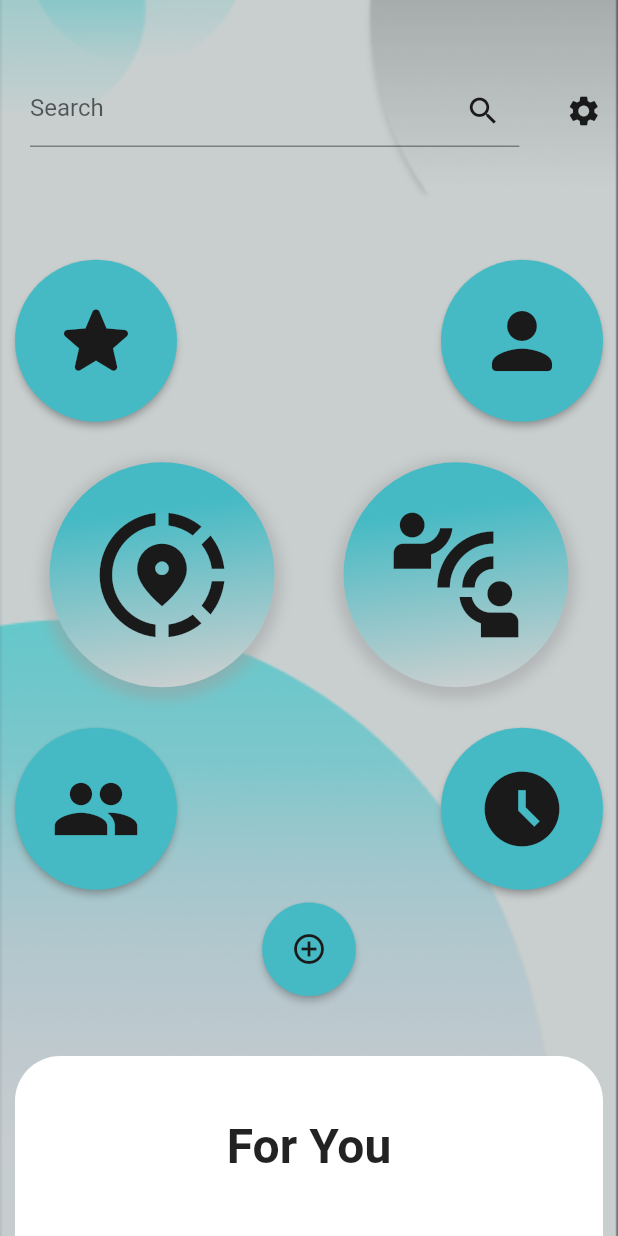
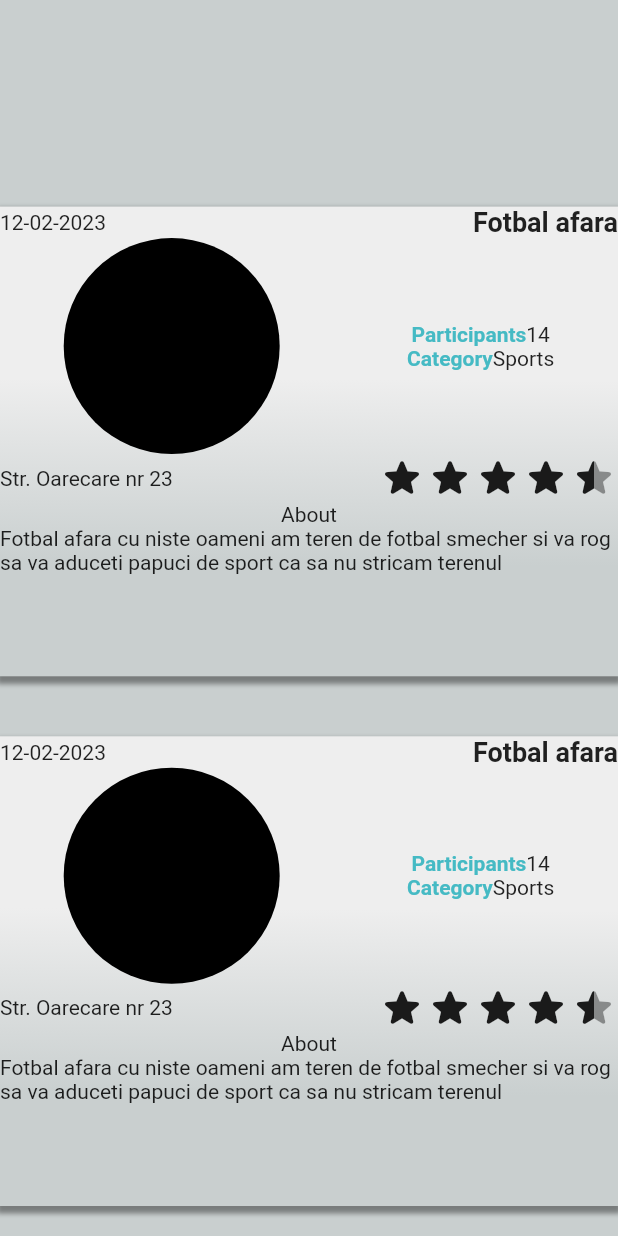
Before and after one commit to DPITmsg/ConnectWave-FE, a Flutter app: the screen it shows after launch, on a phone screen of 412 x 824 dp. Run offline on Flutter 3.47's test engine with Material 2 defaults, Android fonts, the phone set to English and light mode, and no system bars; drawn by our look-alikes of flutter_rating_bar.

Commit message:
Created First Instance of Activity History Page
Created First Instance of Activity History Page. Many adjustments left.
Have to see about that Google Maps.

```diff
--- /dev/null
+++ b/lib/Classes/activitydetails.dart
@@ -0,0 +1,69 @@
+class ActivityDetails{
+  String _date = '';
+  String _title = '';
+  List<String> _tags = [];
+  int _nrParticipants = 0;
+  String _category = '';
+  double _avgUserRating = 0;
+  String _address = '';
+  String _description = '';
+
+  ActivityDetails({
+    required date,
+    required title,
+    required tags,
+    required nrParticipants,
+    required category,
+    required avgUserRating,
+    required address,
+    required description
+}):_date = date, _title = title, _tags = tags, _nrParticipants = nrParticipants, _category = category, _avgUserRating = avgUserRating, _address = address, _description = description;
+
+  String get description => _description;
+
+  set description(String value) {
+    _description = value;
+  }
+
+  String get address => _address;
+
+  set address(String value) {
+    _address = value;
+  }
+
+  double get avgUserRating => _avgUserRating;
+
+  set avgUserRating(double value) {
+    _avgUserRating = value;
+  }
+
+  String get category => _category;
+
+  set category(String value) {
+    _category = value;
+  }
+
+  int get nrParticipants => _nrParticipants;
+
+  set nrParticipants(int value) {
+    _nrParticipants = value;
+  }
+
+  List<String> get tags => _tags;
+
+  set tags(List<String> value) {
+    _tags = value;
+  }
+
+  String get title => _title;
+
+  set title(String value) {
+    _title = value;
+  }
+
+  String get date => _date;
+
+  set date(String value) {
+    _date = value;
+  }
+}
--- /dev/null
+++ b/lib/Widgets/activityhistory.dart
@@ -0,0 +1,54 @@
+import 'package:flutter/material.dart';
+import 'containerhistory.dart';
+import '../Classes/activitydetails.dart';
+
+class ActivityHistoryPage extends StatelessWidget {
+
+  final ActivityDetails activityDetails = ActivityDetails(
+      date: '12-02-2023',
+      title: 'Fotbal afara',
+      tags: ['fotbal', 'begginner'],
+      nrParticipants: 14,
+      category: 'Sports',
+      avgUserRating: 4.3,
+      address: 'Str. Oarecare nr 23',
+      description: 'Fotbal afara cu niste oameni am teren de fotbal smecher si va rog sa va aduceti papuci de sport ca sa nu stricam terenul'
+  );
+
+  ActivityHistoryPage({super.key});
+
+  @override
+  Widget build(BuildContext context) {
+    return Scaffold(
+      appBar: null,
+      body: Container(
+        color: Color(0xffc9cfcf),
+        child: Column(
+          children: [
+            Expanded(flex: 1, child: SizedBox()),
+            Expanded(flex: 3,child: ContainerActivity(
+              activityDetails.date,
+              activityDetails.title,
+              activityDetails.tags,
+              activityDetails.nrParticipants,
+              activityDetails.category,
+              activityDetails.avgUserRating,
+              activityDetails.address,
+              activityDetails.description,
+            )),
+            Expanded(flex: 3,child: ContainerActivity(
+              activityDetails.date,
+              activityDetails.title,
+              activityDetails.tags,
+              activityDetails.nrParticipants,
+              activityDetails.category,
+              activityDetails.avgUserRating,
+              activityDetails.address,
+              activityDetails.description,
+            )),
+          ],
+        ),
+      ),
+    );
+  }
+}
--- /dev/null
+++ b/lib/Widgets/containerhistory.dart
@@ -0,0 +1,90 @@
+import 'package:flutter/material.dart';
+import 'stars.dart';
+import '../Classes/activitydetails.dart';
+
+class ContainerActivity extends StatelessWidget {
+  final String date;
+  final String title;
+  final List<String> tags;
+  final int nrParticipants;
+  final String category;
+  final double userRating;
+  final String address;
+  final String description;
+
+  ContainerActivity(this.date, this.title, this.tags, this.nrParticipants, this.category, this.userRating, this.address, this.description);
+
+  @override
+  Widget build(BuildContext context) {
+    double screenWidth = MediaQuery.of(context).size.width;
+
+    return Padding(
+      padding: EdgeInsets.symmetric(vertical: 20),
+      child: Container(
+        width: screenWidth,
+        height: 200,
+        decoration: BoxDecoration(
+          gradient: LinearGradient(
+            colors: [Color(0xffc9cfcf), Color(0xffeeeeee)],
+            stops: [0.3, 0.6],
+            transform: GradientRotation(11),
+          ),
+          boxShadow: [
+            BoxShadow(
+              color: Colors.black.withOpacity(0.4),
+              spreadRadius: 2,
+              blurRadius: 2,
+              offset: Offset(0,3)
+            )
+          ]
+        ),
+        child: Column(
+          children: [
+            Row(
+              mainAxisAlignment: MainAxisAlignment.spaceBetween,
+              children: [
+                Text(date),
+                Text(title, style: TextStyle(
+                  fontWeight: FontWeight.bold,
+                  fontSize: 18,
+                  ),
+                ),
+              ],
+            ),
+            Row(
+              mainAxisAlignment: MainAxisAlignment.spaceAround,
+              children: [
+                CircleAvatar(radius: 72, backgroundColor: Colors.black),
+                Column(
+                  children: [
+                    Row(
+                      children: [
+                        Text("Participants", style: TextStyle(color: Color(0xff45bac4), fontWeight: FontWeight.bold),),
+                        Text(nrParticipants.toString()),
+                      ]
+                    ),
+                    Row(
+                        children: [
+                          Text("Category", style: TextStyle(color: Color(0xff45bac4), fontWeight: FontWeight.bold),),
+                          Text(category),
+                        ]
+                    ),
+                  ],
+                )
+              ],
+            ),
+            Row(
+              mainAxisAlignment: MainAxisAlignment.spaceBetween,
+              children: [
+                Text(address),
+                Stars(userRating),
+              ],
+            ),
+            Text("About"),
+            Text(description)
+          ],
+        ),
+      ),
+    );
+  }
+}
--- /dev/null
+++ b/lib/Widgets/stars.dart
@@ -0,0 +1,26 @@
+import 'package:flutter/material.dart';
+import 'package:flutter_rating_bar/flutter_rating_bar.dart';
+
+class Stars extends StatelessWidget {
+  final double rating;
+
+  Stars(this.rating);
+
+  @override
+  Widget build(BuildContext context) {
+    return RatingBar.builder(
+      ignoreGestures: true,
+      initialRating: rating,
+      direction: Axis.horizontal,
+      allowHalfRating: true,
+      itemCount: 5,
+      itemSize: 32.0,
+      itemBuilder: (context, _) => const Icon(
+        Icons.star_rounded,
+        color: Color(0xff1a1a1a),
+      ),
+      updateOnDrag: false,
+      onRatingUpdate: (_) {  },
+    );
+  }
+}
--- a/lib/homepage/Widgets/cardmenuaddactivity.dart
+++ /dev/null
@@ -1,14 +0,0 @@
-import 'package:flutter/material.dart';
-
-class CardMenuAddActivity extends StatelessWidget {
-  const CardMenuAddActivity({super.key});
-
-  @override
-  Widget build(BuildContext context) {
-    return ElevatedButton(
-      style: ElevatedButton.styleFrom(backgroundColor: Color(0xff45BAC4), shape: CircleBorder()),
-        onPressed: (){},
-        child: Icon(Icons.add_circle_outline, color: Color(0xff1a1a1a),)
-    );
-  }
-}
--- a/lib/homepage/Widgets/cardmenubig.dart
+++ /dev/null
@@ -1,35 +0,0 @@
-import 'package:flutter/material.dart';
-
-class CardMenuBig extends StatelessWidget {
-  final IconData icon;
-  final buttonHeight = 100.0;
-  final buttonWidth = 100.0;
-
-  CardMenuBig(this.icon);
-
-  @override
-  Widget build(BuildContext context) {
-    return InkWell(
-      onTap: (){},
-      child: Container(
-        width: 150,height: 150,
-           child: Icon(icon, size: 100, color: Color(0xff1a1a1a)),
-           decoration: BoxDecoration(
-            shape: BoxShape.circle,
-            gradient: LinearGradient(
-              colors: [Color(0xFF45BAC4), Color(0xFFc9cfcf)], stops: [0.2, 1.0],
-              transform: GradientRotation(14),
-            ),
-             boxShadow: [
-               BoxShadow(
-                 color: Colors.grey.withOpacity(0.5),
-                 spreadRadius: 5,
-                 blurRadius: 7,
-                 offset: Offset(0, 3), // changes position of shadow
-               ),
-             ],
-          ),
-         ),
-    );
-  }
-}
--- a/lib/homepage/Widgets/cardmenusmall.dart
+++ /dev/null
@@ -1,21 +0,0 @@
-import 'package:flutter/material.dart';
-
-class CardMenuSmall extends StatelessWidget {
-  final IconData icon;
-
-  CardMenuSmall(this.icon);
-
-  @override
-  Widget build(BuildContext context) {
-    return ElevatedButton(
-      onPressed: () {},
-      child: Icon(icon, size: 60, color: Color(0xff1a1a1a),),
-      style: ElevatedButton.styleFrom(
-        shadowColor: Colors.grey,
-        shape: CircleBorder(),
-        padding: EdgeInsets.all(24),
-        backgroundColor: Color(0xff45bac4),
-      ),
-    );
-  }
-}
--- a/lib/homepage/Widgets/foryou.dart
+++ /dev/null
@@ -1,22 +0,0 @@
-import 'package:flutter/material.dart';
-
-class ForYou extends StatelessWidget {
-  const ForYou({super.key});
-
-  @override
-  Widget build(BuildContext context) {
-    double screenWidth = MediaQuery.of(context).size.width;
-    return Padding(
-      padding: EdgeInsets.fromLTRB(0, 40, 0, 0),
-      child: Container(
-        width: screenWidth,
-        height: 120,
-        decoration: BoxDecoration(
-          color: Colors.white,
-          borderRadius: BorderRadius.only(topLeft: Radius.circular(30), topRight: Radius.circular(30))
-        ),
-        child: Center(child: Text("For You", style: TextStyle(fontSize: 32, fontWeight: FontWeight.bold),)),
-      ),
-    );
-  }
-}
--- a/lib/homepage/Widgets/homepage.dart
+++ /dev/null
@@ -1,77 +0,0 @@
-import 'package:flutter/material.dart';
-import 'package:my_project/homepage/Widgets/cardmenuaddactivity.dart';
-import 'package:my_project/homepage/Widgets/cardmenubig.dart';
-import 'cardmenusmall.dart';
-import 'foryou.dart';
-import 'searchbar.dart';
-
-class HomePage extends StatelessWidget {
-  const HomePage({super.key});
-
-  @override
-  Widget build(BuildContext context) {
-    double screenWidth = MediaQuery.of(context).size.width;
-    double screenHeight = MediaQuery.of(context).size.height;
-
-    return Scaffold(
-      appBar: null,
-      body: Stack(
-        children: <Widget>[
-          Container(
-            decoration: BoxDecoration(
-              image: DecorationImage(
-                image: AssetImage('assets/background.png'),
-                fit: BoxFit.cover,
-              ),
-            ),
-          ),
-          Row(
-            children: [
-              Expanded(flex: 8, child: SearchBarMenu()),
-              Expanded(flex: 1, child: Icon(Icons.settings)),
-            ],
-          ),
-          Padding(
-            padding: EdgeInsets.fromLTRB(10, screenHeight*0.2, 10, 0),
-            child: Column(
-              children: <Widget>[
-                Expanded(
-                  flex: 2,
-                  child: Row(
-                    mainAxisAlignment: MainAxisAlignment.spaceBetween,
-                    children: <Widget>[
-                      CardMenuSmall(Icons.star_rounded),
-                      CardMenuSmall(Icons.person_rounded),
-                    ],
-                  ),
-                ),
-                Expanded(
-                  flex: 3,
-                  child: Row(
-                    mainAxisAlignment: MainAxisAlignment.spaceAround,
-                    children: <Widget>[
-                      CardMenuBig(Icons.share_location),
-                      CardMenuBig(Icons.connect_without_contact),
-                    ],
-                  ),
-                ),
-                Expanded(
-                  flex: 2,
-                  child: Row(
-                    mainAxisAlignment: MainAxisAlignment.spaceBetween,
-                    children: <Widget>[
-                      CardMenuSmall(Icons.people),
-                      CardMenuSmall(Icons.access_time_filled),
-                    ],
-                  ),
-                ),
-                Expanded(flex:1,child: CardMenuAddActivity()),
-                ForYou(),
-              ],
-            ),
-          )
-        ],
-      ),
-    );
-  }
-}
--- a/lib/homepage/Widgets/searchbar.dart
+++ /dev/null
@@ -1,23 +0,0 @@
-import 'package:flutter/material.dart';
-
-class SearchBarMenu extends StatelessWidget {
-  const SearchBarMenu({super.key});
-
-  @override
-  Widget build(BuildContext context) {
-    double screenWidth = MediaQuery.of(context).size.width;
-
-    return Padding(
-      padding: EdgeInsets.symmetric(horizontal: 20, vertical: 50),
-      child: SizedBox(
-        width: screenWidth*0.8,
-        child: TextField(
-          decoration: InputDecoration(
-            hintText: 'Search',
-            suffixIcon: Icon(Icons.search, color: Color(0xff1a1a1a),)
-          ),
-        ),
-      ),
-    );
-  }
-}
--- a/lib/main.dart
+++ b/lib/main.dart
@@ -1,6 +1,7 @@
 import 'package:flutter/material.dart';
-import 'homepage/Widgets/homepage.dart';
+import 'package:my_project/Widgets/activityhistory.dart';
+import 'Widgets/containerhistory.dart';
 
 void main() => runApp(MaterialApp(
-  home: HomePage(),
+  home: ActivityHistoryPage(),
 ));
--- a/pubspec.yaml
+++ b/pubspec.yaml
@@ -35,6 +35,7 @@ dependencies:
   # The following adds the Cupertino Icons font to your application.
   # Use with the CupertinoIcons class for iOS style icons.
   cupertino_icons: ^1.0.2
+  flutter_rating_bar: ^4.0.1
 
 dev_dependencies:
   flutter_test:
```
Also changed, not shown: pubspec.lock.
